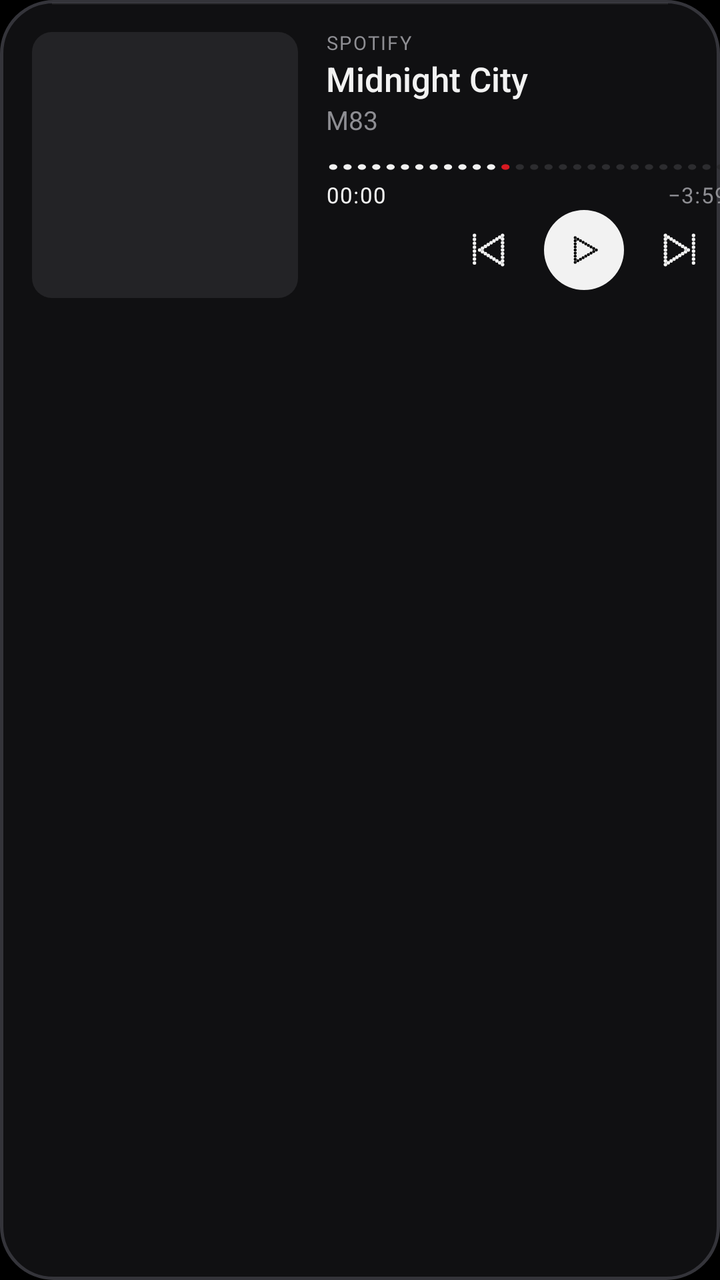
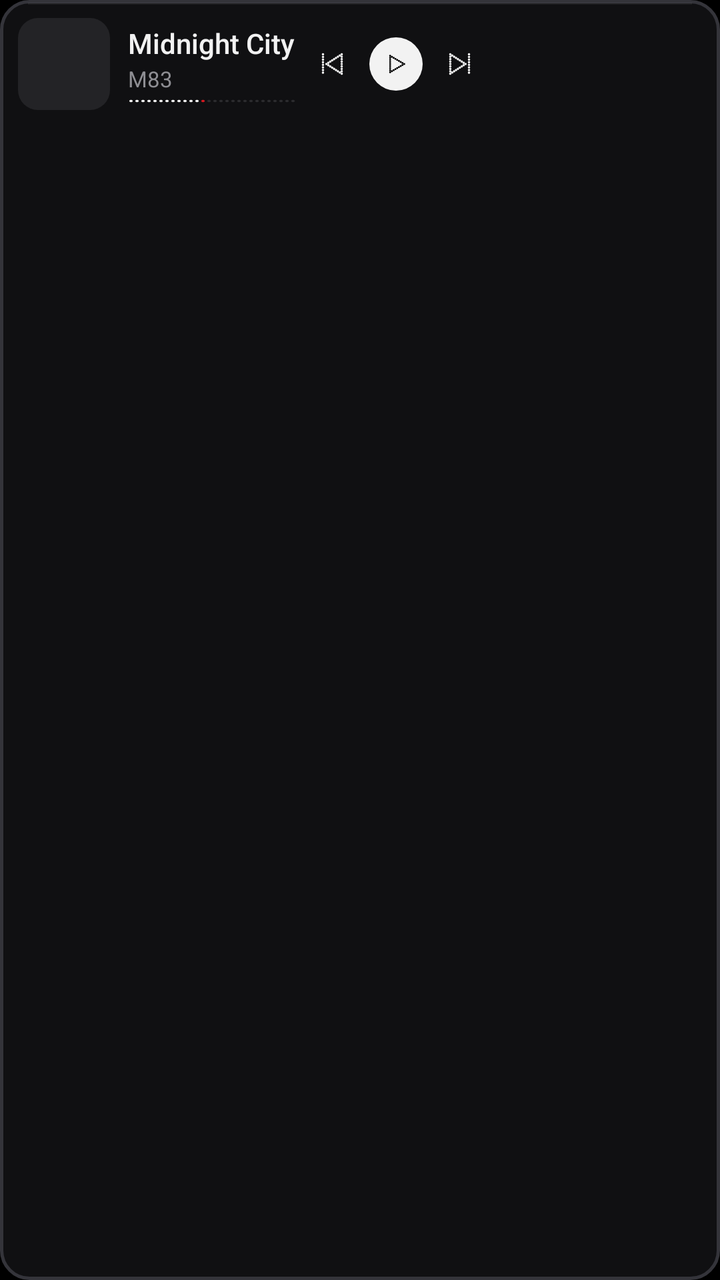

Before-and-after screenshots of an Android layout around one commit, followed by the original layout XML and the change that was made.
<!-- AndroidManifest.xml: application theme Theme.Dotline -->
<!-- res/layout/widget_player.xml -->
<?xml version="1.0" encoding="utf-8"?>
<FrameLayout xmlns:android="http://schemas.android.com/apk/res/android"
    android:id="@+id/root"
    android:layout_width="match_parent"
    android:layout_height="match_parent">

    <FrameLayout
        android:id="@+id/tile"
        android:layout_width="match_parent"
        android:layout_height="match_parent"
        android:background="@drawable/nd_tile_r26" />

    <ImageView
        android:id="@+id/cover"
        android:layout_width="133dp"
        android:layout_height="133dp"
        android:layout_gravity="top|start"
        android:layout_marginStart="16dp"
        android:layout_marginTop="16dp"
        android:importantForAccessibility="no"
        android:scaleType="fitXY"
        android:src="@drawable/preview_cover" />

    <LinearLayout
        android:id="@+id/text_block"
        android:layout_width="201dp"
        android:layout_height="wrap_content"
        android:layout_gravity="top|start"
        android:layout_marginStart="163dp"
        android:layout_marginTop="16dp"
        android:orientation="vertical">

        <TextView
            android:id="@+id/source"
            android:layout_width="match_parent"
            android:layout_height="wrap_content"
            android:ellipsize="end"
            android:fontFamily="@font/label_regular"
            android:includeFontPadding="false"
            android:letterSpacing="0.08"
            android:maxLines="1"
            android:text="SPOTIFY"
            android:textColor="@color/nd_dim"
            android:textSize="9.5dp" />

        <TextView
            android:id="@+id/title"
            android:layout_width="match_parent"
            android:layout_height="wrap_content"
            android:layout_marginTop="3dp"
            android:ellipsize="end"
            android:fontFamily="sans-serif-medium"
            android:includeFontPadding="false"
            android:maxLines="1"
            android:text="Midnight City"
            android:textColor="@color/nd_fg"
            android:textSize="17dp" />

        <TextView
            android:id="@+id/artist"
            android:layout_width="match_parent"
            android:layout_height="wrap_content"
            android:layout_marginTop="3dp"
            android:ellipsize="end"
            android:fontFamily="sans-serif"
            android:includeFontPadding="false"
            android:maxLines="1"
            android:text="M83"
            android:textColor="@color/nd_dim"
            android:textSize="13dp" />
    </LinearLayout>

    <ImageView
        android:id="@+id/bar"
        android:layout_width="201dp"
        android:layout_height="7dp"
        android:layout_gravity="top|start"
        android:layout_marginStart="163dp"
        android:layout_marginTop="80dp"
        android:importantForAccessibility="no"
        android:scaleType="fitXY"
        android:src="@drawable/preview_bar" />

    <FrameLayout
        android:id="@+id/time_row"
        android:layout_width="201dp"
        android:layout_height="14dp"
        android:layout_gravity="top|start"
        android:layout_marginStart="163dp"
        android:layout_marginTop="91dp">

        <Chronometer
            android:id="@+id/elapsed"
            android:layout_width="wrap_content"
            android:layout_height="wrap_content"
            android:layout_gravity="start|center_vertical"
            android:fontFamily="@font/label_regular"
            android:format="%s"
            android:includeFontPadding="false"
            android:letterSpacing="0.04"
            android:maxLines="1"
            android:textColor="@color/nd_fg"
            android:textSize="11dp" />

        <TextView
            android:id="@+id/remaining"
            android:layout_width="wrap_content"
            android:layout_height="wrap_content"
            android:layout_gravity="end|center_vertical"
            android:fontFamily="@font/label_regular"
            android:includeFontPadding="false"
            android:letterSpacing="0.04"
            android:maxLines="1"
            android:text="−3:59"
            android:textColor="@color/nd_dim"
            android:textSize="11dp" />
    </FrameLayout>

    <ImageView
        android:id="@+id/controls"
        android:layout_width="144dp"
        android:layout_height="48dp"
        android:layout_gravity="top|start"
        android:layout_marginStart="220dp"
        android:layout_marginTop="101dp"
        android:importantForAccessibility="no"
        android:scaleType="fitXY"
        android:src="@drawable/preview_controls" />

    
    <ImageView
        android:id="@+id/zone_open"
        android:layout_width="match_parent"
        android:layout_height="match_parent"
        android:background="@drawable/nd_zone_r26"
        android:contentDescription="@string/cd_open_player" />

    <ImageView
        android:id="@+id/zone_prev"
        android:layout_width="48dp"
        android:layout_height="48dp"
        android:layout_gravity="top|start"
        android:layout_marginStart="220dp"
        android:layout_marginTop="101dp"
        android:background="@drawable/nd_zone_round"
        android:contentDescription="@string/cd_prev" />

    <ImageView
        android:id="@+id/zone_play"
        android:layout_width="48dp"
        android:layout_height="48dp"
        android:layout_gravity="top|start"
        android:layout_marginStart="268dp"
        android:layout_marginTop="101dp"
        android:background="@drawable/nd_zone_round"
        android:contentDescription="@string/cd_play_pause" />

    <ImageView
        android:id="@+id/zone_next"
        android:layout_width="48dp"
        android:layout_height="48dp"
        android:layout_gravity="top|start"
        android:layout_marginStart="316dp"
        android:layout_marginTop="101dp"
        android:background="@drawable/nd_zone_round"
        android:contentDescription="@string/cd_next" />
</FrameLayout>
<!-- resources referenced by this layout -->
<resources>
  <color name="nd_dim">#FF8E8E93</color>
  <color name="nd_fg">#FFF2F2F2</color>
  <!-- drawable nd_tile_r26 (drawable) -->
  ﻿<?xml version="1.0" encoding="utf-8"?>
  
  <layer-list xmlns:android="http://schemas.android.com/apk/res/android">
      <item>
          <shape android:shape="rectangle">
              <solid android:color="@color/nd_bg" />
              <stroke android:width="1.5dp" android:color="@color/nd_stroke" />
              <corners android:radius="26dp" />
          </shape>
      </item>
      <item android:left="26dp" android:right="26dp" android:top="1.5dp" android:height="1dp" android:gravity="top|fill_horizontal">
          <shape android:shape="rectangle">
              <solid android:color="@color/nd_hi" />
          </shape>
      </item>
  </layer-list>
  <!-- drawable nd_zone_r26 (drawable) -->
  <?xml version="1.0" encoding="utf-8"?>
  <ripple xmlns:android="http://schemas.android.com/apk/res/android" android:color="#14FFFFFF">
      <item android:id="@android:id/mask">
          <shape android:shape="rectangle">
              <solid android:color="#FFFFFFFF" />
              <corners android:radius="26dp" />
          </shape>
      </item>
  </ripple>
  <!-- drawable nd_zone_round (drawable) -->
  <?xml version="1.0" encoding="utf-8"?>
  <ripple xmlns:android="http://schemas.android.com/apk/res/android" android:color="#33FFFFFF">
      <item android:id="@android:id/mask">
          <shape android:shape="oval">
              <solid android:color="#FFFFFFFF" />
          </shape>
      </item>
  </ripple>
  <!-- drawable preview_bar: vector/xml drawable (drawable, 3158 chars, omitted) -->
  <!-- drawable preview_controls: vector/xml drawable (drawable, 12085 chars, omitted) -->
  <!-- drawable preview_cover (drawable) -->
  <?xml version="1.0" encoding="utf-8"?>
  <shape xmlns:android="http://schemas.android.com/apk/res/android" android:shape="rectangle">
      <solid android:color="@color/nd_chip" />
      <corners android:radius="10dp" />
  </shape>
  <string name="cd_next">Next</string>
  <string name="cd_open_player">Open player</string>
  <string name="cd_play_pause">Play or pause</string>
  <string name="cd_prev">Previous</string>
  <style name="Theme.Dotline" parent="@android:style/Theme.Material.NoActionBar">
          <item name="android:windowBackground">@color/nd_screen</item>
          <item name="android:colorBackground">@color/nd_screen</item>
          <item name="android:colorPrimary">@color/nd_bg</item>
          <item name="android:colorAccent">@color/nd_accent</item>
          <item name="android:textColorPrimary">@color/nd_fg</item>
          <item name="android:textColorSecondary">@color/nd_dim</item>
          <item name="android:statusBarColor">@color/nd_screen</item>
          <item name="android:navigationBarColor">@color/nd_screen</item>
          <item name="android:windowLightStatusBar">false</item>
          <item name="android:forceDarkAllowed">false</item>
      </style>
  <color name="nd_bg">#FF101012</color>
  <color name="nd_stroke">#FF34343A</color>
  <color name="nd_hi">#0FFFFFFF</color>
  <color name="nd_chip">#FF232326</color>
  <color name="nd_screen">#FF000000</color>
  <color name="nd_accent">#FFD71921</color>
</resources>

<!-- the commit's change to res/layout/widget_player.xml (unified diff, before → after) -->
@@ -8,26 +8,26 @@
         android:id="@+id/tile"
         android:layout_width="match_parent"
         android:layout_height="match_parent"
-        android:background="@drawable/nd_tile_r26" />
+        android:background="@drawable/nd_tile_r14" />
 
     <ImageView
         android:id="@+id/cover"
-        android:layout_width="133dp"
-        android:layout_height="133dp"
+        android:layout_width="46dp"
+        android:layout_height="46dp"
         android:layout_gravity="top|start"
-        android:layout_marginStart="16dp"
-        android:layout_marginTop="16dp"
+        android:layout_marginStart="9dp"
+        android:layout_marginTop="9dp"
         android:importantForAccessibility="no"
         android:scaleType="fitXY"
         android:src="@drawable/preview_cover" />
 
     <LinearLayout
         android:id="@+id/text_block"
-        android:layout_width="201dp"
+        android:layout_width="84dp"
         android:layout_height="wrap_content"
         android:layout_gravity="top|start"
-        android:layout_marginStart="163dp"
-        android:layout_marginTop="16dp"
+        android:layout_marginStart="64dp"
+        android:layout_marginTop="11dp"
         android:orientation="vertical">
 
         <TextView
@@ -41,7 +41,8 @@
             android:maxLines="1"
             android:text="SPOTIFY"
             android:textColor="@color/nd_dim"
-            android:textSize="9.5dp" />
+            android:textSize="9.5dp"
+            android:visibility="gone" />
 
         <TextView
             android:id="@+id/title"
@@ -54,7 +55,7 @@
             android:maxLines="1"
             android:text="Midnight City"
             android:textColor="@color/nd_fg"
-            android:textSize="17dp" />
+            android:textSize="14dp" />
 
         <TextView
             android:id="@+id/artist"
@@ -67,16 +68,16 @@
             android:maxLines="1"
             android:text="M83"
             android:textColor="@color/nd_dim"
-            android:textSize="13dp" />
+            android:textSize="11dp" />
     </LinearLayout>
 
     <ImageView
         android:id="@+id/bar"
-        android:layout_width="201dp"
-        android:layout_height="7dp"
+        android:layout_width="84dp"
+        android:layout_height="3dp"
         android:layout_gravity="top|start"
-        android:layout_marginStart="163dp"
-        android:layout_marginTop="80dp"
+        android:layout_marginStart="64dp"
+        android:layout_marginTop="49dp"
         android:importantForAccessibility="no"
         android:scaleType="fitXY"
         android:src="@drawable/preview_bar" />
@@ -87,7 +88,8 @@
         android:layout_height="14dp"
         android:layout_gravity="top|start"
         android:layout_marginStart="163dp"
-        android:layout_marginTop="91dp">
+        android:layout_marginTop="91dp"
+        android:visibility="gone">
 
         <Chronometer
             android:id="@+id/elapsed"
@@ -118,11 +120,11 @@
 
     <ImageView
         android:id="@+id/controls"
-        android:layout_width="144dp"
-        android:layout_height="48dp"
+        android:layout_width="96dp"
+        android:layout_height="32dp"
         android:layout_gravity="top|start"
-        android:layout_marginStart="220dp"
-        android:layout_marginTop="101dp"
+        android:layout_marginStart="150dp"
+        android:layout_marginTop="16dp"
         android:importantForAccessibility="no"
         android:scaleType="fitXY"
         android:src="@drawable/preview_controls" />
@@ -132,36 +134,36 @@
         android:id="@+id/zone_open"
         android:layout_width="match_parent"
         android:layout_height="match_parent"
-        android:background="@drawable/nd_zone_r26"
+        android:background="@drawable/nd_zone_r14"
         android:contentDescription="@string/cd_open_player" />
 
     <ImageView
         android:id="@+id/zone_prev"
-        android:layout_width="48dp"
-        android:layout_height="48dp"
+        android:layout_width="32dp"
+        android:layout_height="32dp"
         android:layout_gravity="top|start"
-        android:layout_marginStart="220dp"
-        android:layout_marginTop="101dp"
+        android:layout_marginStart="150dp"
+        android:layout_marginTop="16dp"
         android:background="@drawable/nd_zone_round"
         android:contentDescription="@string/cd_prev" />
 
     <ImageView
         android:id="@+id/zone_play"
-        android:layout_width="48dp"
-        android:layout_height="48dp"
+        android:layout_width="32dp"
+        android:layout_height="32dp"
         android:layout_gravity="top|start"
-        android:layout_marginStart="268dp"
-        android:layout_marginTop="101dp"
+        android:layout_marginStart="182dp"
+        android:layout_marginTop="16dp"
         android:background="@drawable/nd_zone_round"
         android:contentDescription="@string/cd_play_pause" />
 
     <ImageView
         android:id="@+id/zone_next"
-        android:layout_width="48dp"
-        android:layout_height="48dp"
+        android:layout_width="32dp"
+        android:layout_height="32dp"
         android:layout_gravity="top|start"
-        android:layout_marginStart="316dp"
-        android:layout_marginTop="101dp"
+        android:layout_marginStart="214dp"
+        android:layout_marginTop="16dp"
         android:background="@drawable/nd_zone_round"
         android:contentDescription="@string/cd_next" />
 </FrameLayout>
<!-- resource entries referenced after the edit -->
@@ -2,7 +2,7 @@
 <resources>
   <color name="nd_dim">#FF8E8E93</color>
   <color name="nd_fg">#FFF2F2F2</color>
-  <!-- drawable nd_tile_r26 (drawable) -->
+  <!-- drawable nd_tile_r14 (drawable) -->
   ﻿<?xml version="1.0" encoding="utf-8"?>
   
   <layer-list xmlns:android="http://schemas.android.com/apk/res/android">
@@ -10,22 +10,22 @@
           <shape android:shape="rectangle">
               <solid android:color="@color/nd_bg" />
               <stroke android:width="1.5dp" android:color="@color/nd_stroke" />
-              <corners android:radius="26dp" />
+              <corners android:radius="14dp" />
           </shape>
       </item>
-      <item android:left="26dp" android:right="26dp" android:top="1.5dp" android:height="1dp" android:gravity="top|fill_horizontal">
+      <item android:left="14dp" android:right="14dp" android:top="1.5dp" android:height="1dp" android:gravity="top|fill_horizontal">
           <shape android:shape="rectangle">
               <solid android:color="@color/nd_hi" />
           </shape>
       </item>
   </layer-list>
-  <!-- drawable nd_zone_r26 (drawable) -->
+  <!-- drawable nd_zone_r14 (drawable) -->
   <?xml version="1.0" encoding="utf-8"?>
   <ripple xmlns:android="http://schemas.android.com/apk/res/android" android:color="#14FFFFFF">
       <item android:id="@android:id/mask">
           <shape android:shape="rectangle">
               <solid android:color="#FFFFFFFF" />
-              <corners android:radius="26dp" />
+              <corners android:radius="14dp" />
           </shape>
       </item>
   </ripple>
